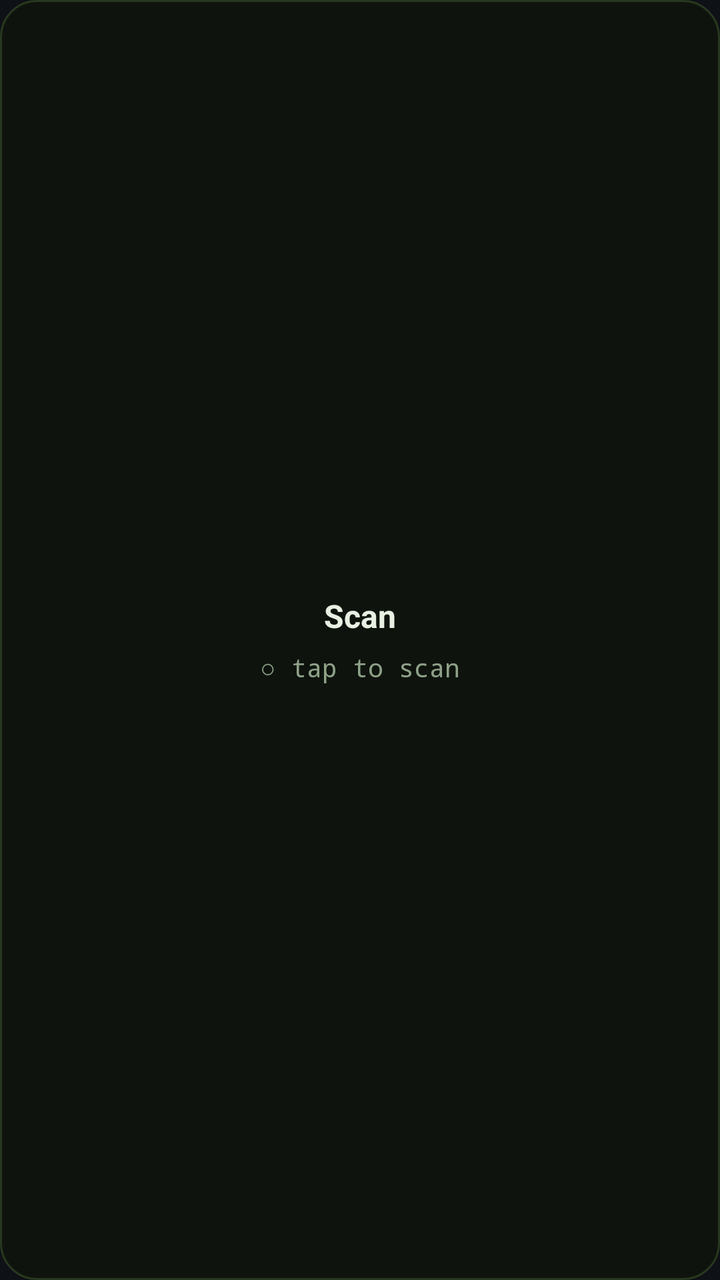
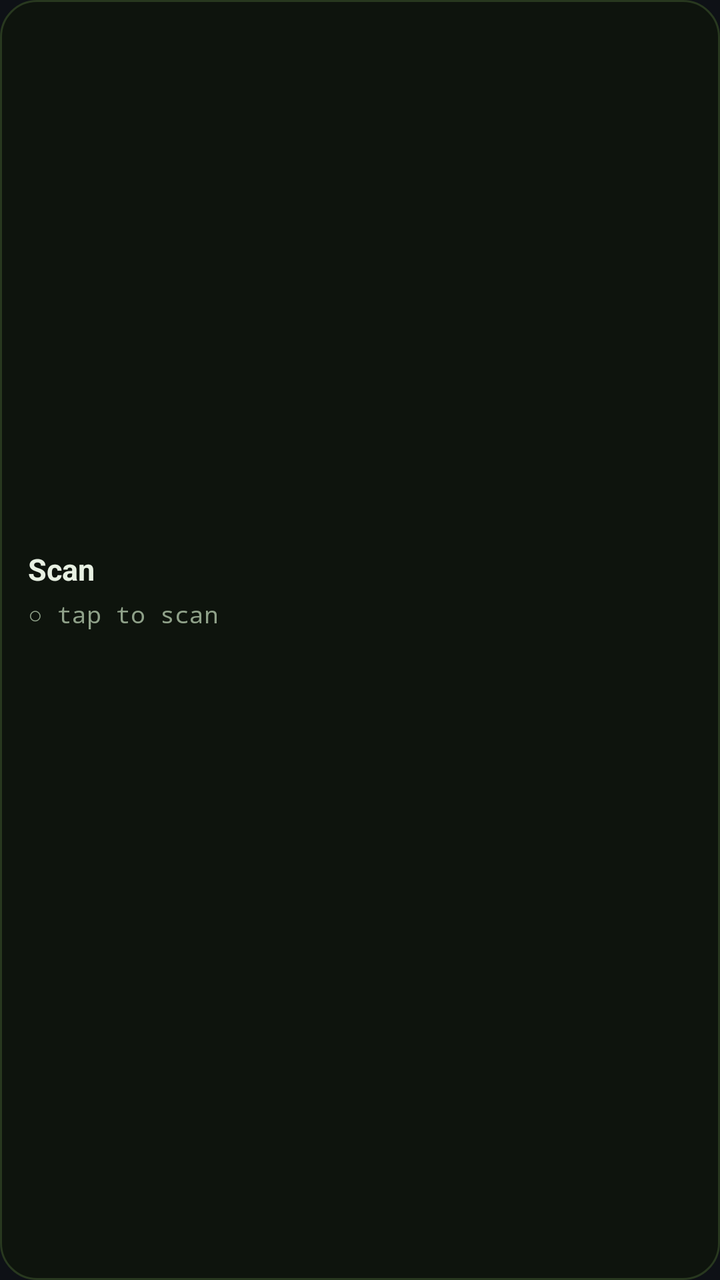

An Android layout rendered at two revisions. The XML below is the earlier revision; the diff shows what the commit changed to produce the second picture.
<!-- AndroidManifest.xml: application theme Theme.BiscuitMesh -->
<!-- res/layout/widget_scan.xml -->
<?xml version="1.0" encoding="utf-8"?>
<LinearLayout xmlns:android="http://schemas.android.com/apk/res/android"
    android:id="@+id/w_root"
    android:layout_width="match_parent"
    android:layout_height="match_parent"
    android:orientation="vertical"
    android:gravity="center"
    android:padding="14dp"
    android:background="@drawable/widget_bg">

    <TextView
        android:id="@+id/w_title"
        android:layout_width="wrap_content"
        android:layout_height="wrap_content"
        android:textColor="#E7F0E2"
        android:textSize="16sp"
        android:textStyle="bold"
        android:text="Scan" />

    <TextView
        android:id="@+id/w_state"
        android:layout_width="wrap_content"
        android:layout_height="wrap_content"
        android:layout_marginTop="6dp"
        android:fontFamily="monospace"
        android:textSize="13sp"
        android:textColor="#8FA189"
        android:text="○ tap to scan" />
</LinearLayout>
<!-- resources referenced by this layout -->
<resources>
  <!-- drawable widget_bg (drawable) -->
  <?xml version="1.0" encoding="utf-8"?>
  <shape xmlns:android="http://schemas.android.com/apk/res/android" android:shape="rectangle">
      <solid android:color="#0E140D" />
      <corners android:radius="18dp" />
      <stroke android:width="1dp" android:color="#28381F" />
  </shape>
  <style name="Theme.BiscuitMesh" parent="android:Theme.Material.NoActionBar">
          <item name="android:statusBarColor">@color/brand_bg</item>
          <item name="android:windowBackground">@color/brand_bg</item>
      </style>
  <color name="brand_bg">#0E1116</color>
</resources>

<!-- the commit's change to res/layout/widget_scan.xml (unified diff, before → after) -->
@@ -4,7 +4,7 @@
     android:layout_width="match_parent"
     android:layout_height="match_parent"
     android:orientation="vertical"
-    android:gravity="center"
+    android:gravity="center_vertical"
     android:padding="14dp"
     android:background="@drawable/widget_bg">
 
@@ -13,17 +13,41 @@
         android:layout_width="wrap_content"
         android:layout_height="wrap_content"
         android:textColor="#E7F0E2"
-        android:textSize="16sp"
+        android:textSize="15sp"
         android:textStyle="bold"
+        android:maxLines="1"
         android:text="Scan" />
 
     <TextView
         android:id="@+id/w_state"
         android:layout_width="wrap_content"
         android:layout_height="wrap_content"
-        android:layout_marginTop="6dp"
+        android:layout_marginTop="4dp"
         android:fontFamily="monospace"
-        android:textSize="13sp"
+        android:textSize="12sp"
         android:textColor="#8FA189"
+        android:maxLines="1"
         android:text="○ tap to scan" />
+
+    <TextView
+        android:id="@+id/w_primary"
+        android:layout_width="wrap_content"
+        android:layout_height="wrap_content"
+        android:layout_marginTop="8dp"
+        android:textColor="#5FD36A"
+        android:textSize="19sp"
+        android:textStyle="bold"
+        android:maxLines="1"
+        android:text="" />
+
+    <TextView
+        android:id="@+id/w_secondary"
+        android:layout_width="wrap_content"
+        android:layout_height="wrap_content"
+        android:layout_marginTop="2dp"
+        android:fontFamily="monospace"
+        android:textSize="11sp"
+        android:textColor="#8FA189"
+        android:maxLines="2"
+        android:text="" />
 </LinearLayout>
